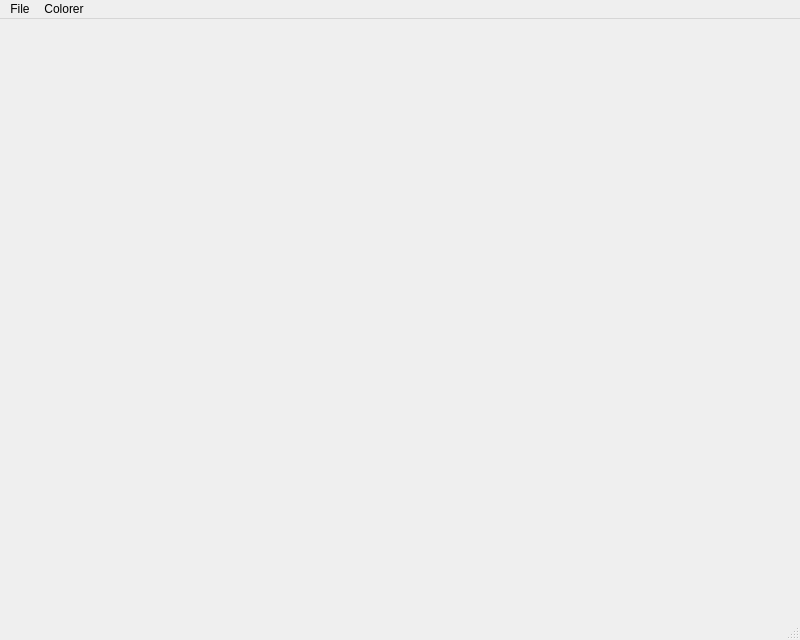
Qt form src/mainwindow.ui (l1feh4ck3r/covc) before a commit.
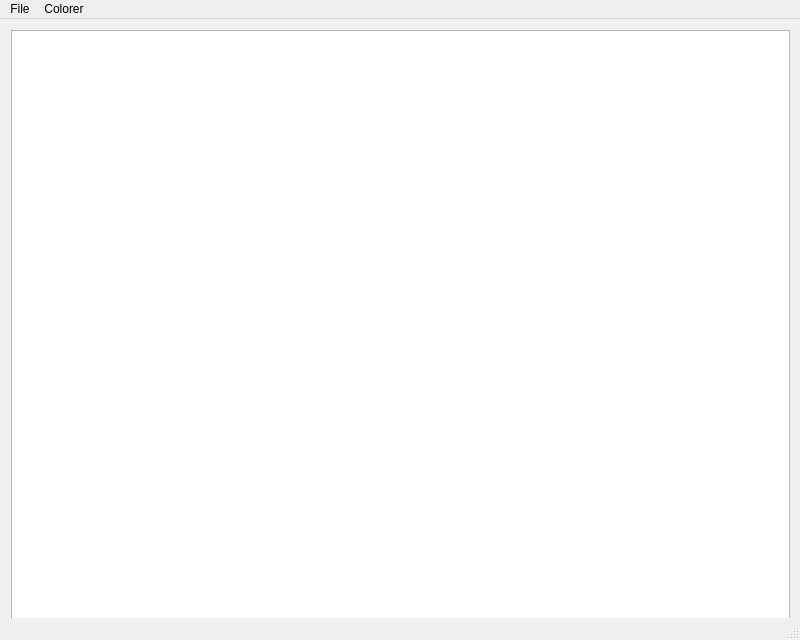
The same form after that commit.

Commit message:
Image preview widget ready.
I hope it's ready. Not tested.
Image preview widget based on Nokia's PiecesModel widget.

The edit to the form file:
```diff
--- a/src/mainwindow.ui
+++ b/src/mainwindow.ui
@@ -31,7 +31,33 @@
   <property name="windowTitle">
    <string>covc</string>
   </property>
-  <widget class="QWidget" name="centralWidget"/>
+  <widget class="QWidget" name="centralWidget">
+   <widget class="QWidget" name="horizontalLayoutWidget">
+    <property name="geometry">
+     <rect>
+      <x>0</x>
+      <y>0</y>
+      <width>801</width>
+      <height>601</height>
+     </rect>
+    </property>
+    <layout class="QHBoxLayout" name="horizontalLayout">
+     <property name="sizeConstraint">
+      <enum>QLayout::SetMaximumSize</enum>
+     </property>
+     <item>
+      <widget class="QGraphicsView" name="graphicsView">
+       <property name="minimumSize">
+        <size>
+         <width>650</width>
+         <height>599</height>
+        </size>
+       </property>
+      </widget>
+     </item>
+    </layout>
+   </widget>
+  </widget>
   <widget class="QMenuBar" name="menuBar">
    <property name="geometry">
     <rect>
```
Left out of the diff: 2 changed lines with no effect on the pictures. The commit also changes 5 other files.
